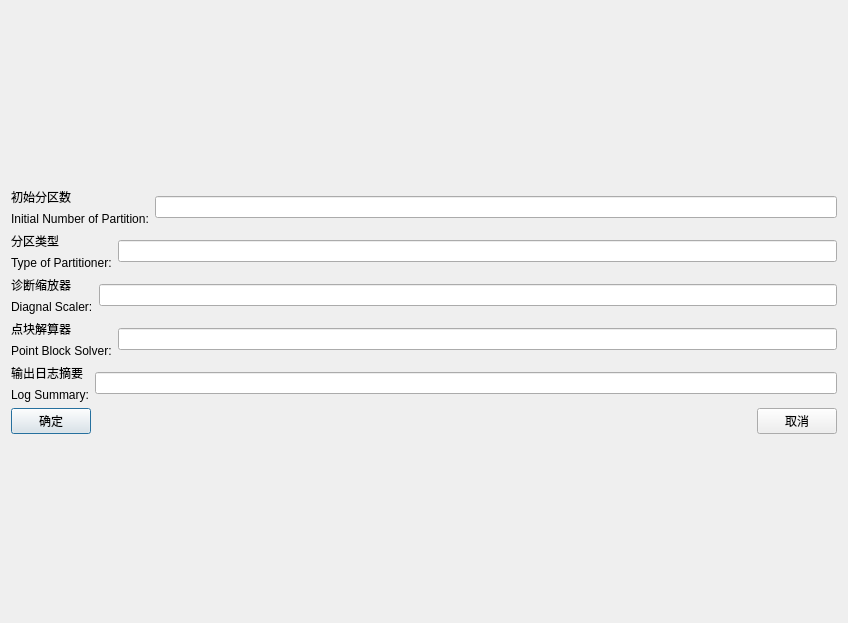
The window that ArteryTechQtProject/ArteryTechQtProject/QtArteryTechOtherSetupsUI.ui (chenfeigen/HBFlowsSrc) describes before a commit, drawn with Qt 5.
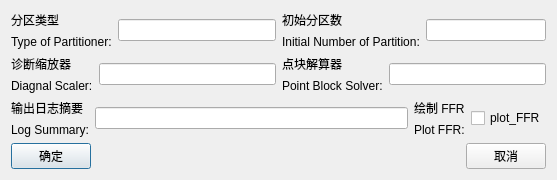
The same window after the commit.

```diff
--- a/ArteryTechQtProject/ArteryTechQtProject/QtArteryTechOtherSetupsUI.ui
+++ b/ArteryTechQtProject/ArteryTechQtProject/QtArteryTechOtherSetupsUI.ui
@@ -6,41 +6,18 @@
    <rect>
     <x>0</x>
     <y>0</y>
-    <width>848</width>
-    <height>623</height>
+    <width>557</width>
+    <height>171</height>
    </rect>
   </property>
   <property name="windowTitle">
    <string>QtArteryTechOtherSetupsUI</string>
   </property>
+  <layout class="QVBoxLayout" name="verticalLayout_8">
+   <item>
   <layout class="QVBoxLayout" name="verticalLayout_7">
    <item>
-    <layout class="QVBoxLayout" name="verticalLayout_6">
-     <item>
-      <layout class="QHBoxLayout" name="horizontalLayout">
-       <item>
-        <layout class="QVBoxLayout" name="verticalLayout">
-         <item>
-          <widget class="QLabel" name="label">
-           <property name="text">
-            <string>初始分区数</string>
-           </property>
-          </widget>
-         </item>
-         <item>
-          <widget class="QLabel" name="InitialNumberOfPartitionLabel">
-           <property name="text">
-            <string>Initial Number of Partition:</string>
-           </property>
-          </widget>
-         </item>
-        </layout>
-       </item>
-       <item>
-        <widget class="QLineEdit" name="InitialNumberOfPartitionLineEdit"/>
-       </item>
-      </layout>
-     </item>
+      <layout class="QHBoxLayout" name="horizontalLayout_9">
      <item>
       <layout class="QHBoxLayout" name="horizontalLayout_2">
        <item>
@@ -67,6 +44,35 @@
       </layout>
      </item>
      <item>
+        <layout class="QHBoxLayout" name="horizontalLayout">
+         <item>
+          <layout class="QVBoxLayout" name="verticalLayout">
+           <item>
+            <widget class="QLabel" name="label">
+             <property name="text">
+              <string>初始分区数</string>
+             </property>
+            </widget>
+           </item>
+           <item>
+            <widget class="QLabel" name="InitialNumberOfPartitionLabel">
+             <property name="text">
+              <string>Initial Number of Partition:</string>
+             </property>
+            </widget>
+           </item>
+          </layout>
+         </item>
+         <item>
+          <widget class="QLineEdit" name="InitialNumberOfPartitionLineEdit"/>
+         </item>
+        </layout>
+       </item>
+      </layout>
+     </item>
+     <item>
+      <layout class="QHBoxLayout" name="horizontalLayout_10">
+       <item>
       <layout class="QHBoxLayout" name="horizontalLayout_3">
        <item>
         <layout class="QVBoxLayout" name="verticalLayout_3">
@@ -116,6 +122,10 @@
        </item>
       </layout>
      </item>
+      </layout>
+     </item>
+     <item>
+      <layout class="QHBoxLayout" name="horizontalLayout_8">
      <item>
       <layout class="QHBoxLayout" name="horizontalLayout_5">
        <item>
@@ -138,6 +148,37 @@
        </item>
        <item>
         <widget class="QLineEdit" name="LogSummaryLineEdit"/>
+         </item>
+        </layout>
+       </item>
+       <item>
+        <layout class="QHBoxLayout" name="horizontalLayout_7">
+         <item>
+          <layout class="QVBoxLayout" name="verticalLayout_6">
+           <item>
+            <widget class="QLabel" name="label_6">
+             <property name="text">
+              <string>绘制 FFR</string>
+             </property>
+            </widget>
+           </item>
+           <item>
+            <widget class="QLabel" name="PlotFFRLabel">
+             <property name="text">
+              <string>Plot FFR:</string>
+             </property>
+            </widget>
+           </item>
+          </layout>
+         </item>
+         <item>
+          <widget class="QCheckBox" name="PlotFFRLCheckBox">
+           <property name="text">
+            <string>plot_FFR</string>
+           </property>
+          </widget>
+         </item>
+        </layout>
        </item>
       </layout>
      </item>
```
Lines whose indentation alone changed are shown as unchanged.
